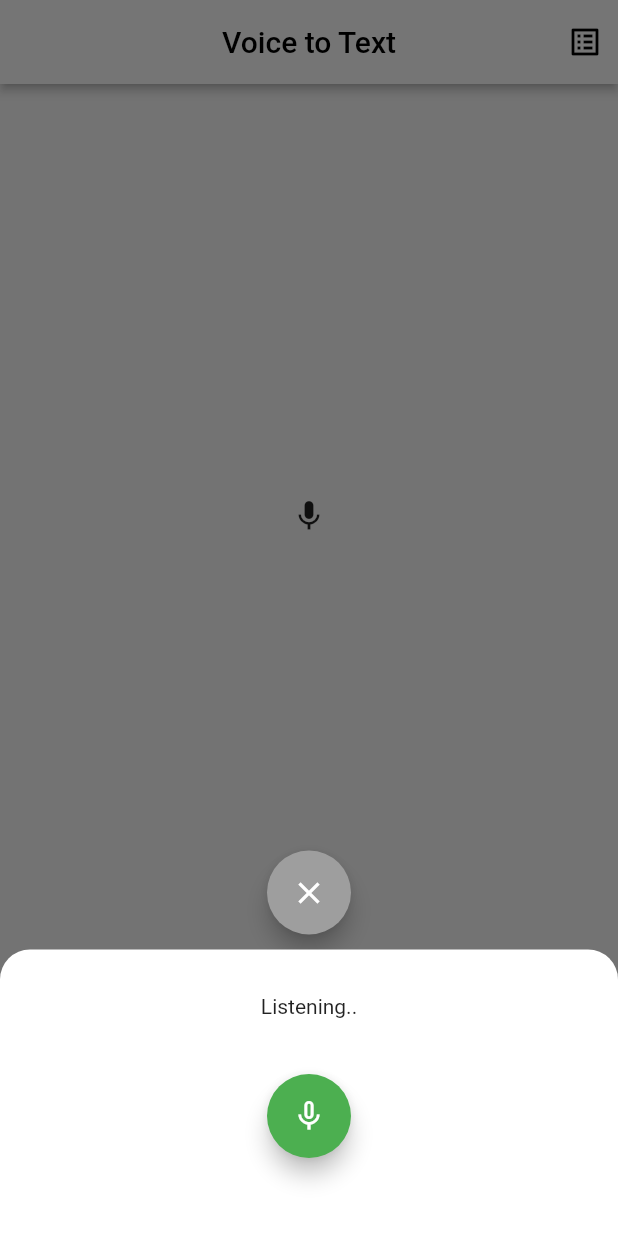
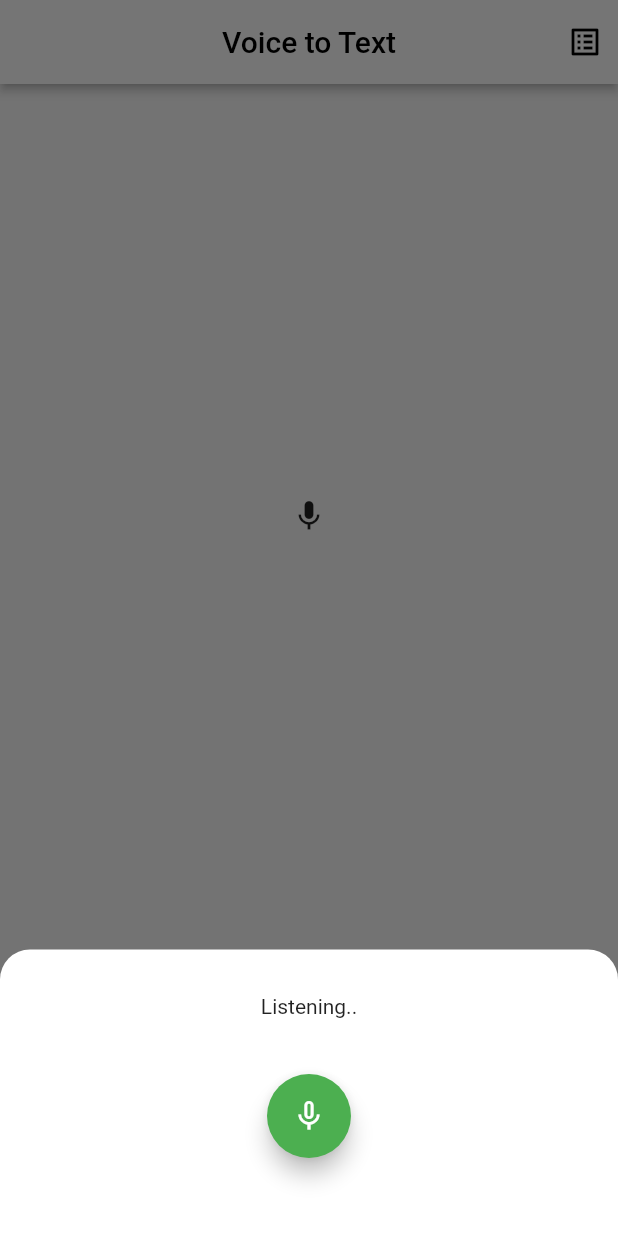
Before and after one commit to dexbytesinfotech/voice-assistant, a Flutter app: the screen it shows after launch, on a phone screen of 412 x 824 dp. Run offline on Flutter 3.47's test engine with Material 2 defaults, Android fonts, the phone set to English and light mode, and no system bars; drawn by our look-alikes of avatar_glow; our stand-ins replace shared_preferences, speech_to_text; missing offline and left inert: highlight_text.

Commit message:
remove cross button

```diff
--- a/lib/src/screen/bottom_sheet.dart
+++ b/lib/src/screen/bottom_sheet.dart
@@ -289,12 +289,12 @@ class _BottomSheetViewState extends State<BottomSheetView> {
     return Wrap(alignment: WrapAlignment.center,crossAxisAlignment: WrapCrossAlignment.center,
       children: <Widget>[
         Column(mainAxisSize: MainAxisSize.max,crossAxisAlignment: CrossAxisAlignment.center,mainAxisAlignment: MainAxisAlignment.center,children: [
-          FloatingActionButton(backgroundColor: Colors.grey.shade500,
+          /*FloatingActionButton(backgroundColor: Colors.grey.shade500,
             child: const Icon(Icons.close,color: Colors.white,),
             onPressed: () {
               widget.closeCallBack?.call();
             },
-          ),
+          ),*/
           const SizedBox(height: 10,),
           Container(padding: const EdgeInsets.symmetric(horizontal: 15,vertical: 15),decoration: boxDecoration(),
             child: Row(crossAxisAlignment: CrossAxisAlignment.center,mainAxisAlignment: MainAxisAlignment.center,
```
